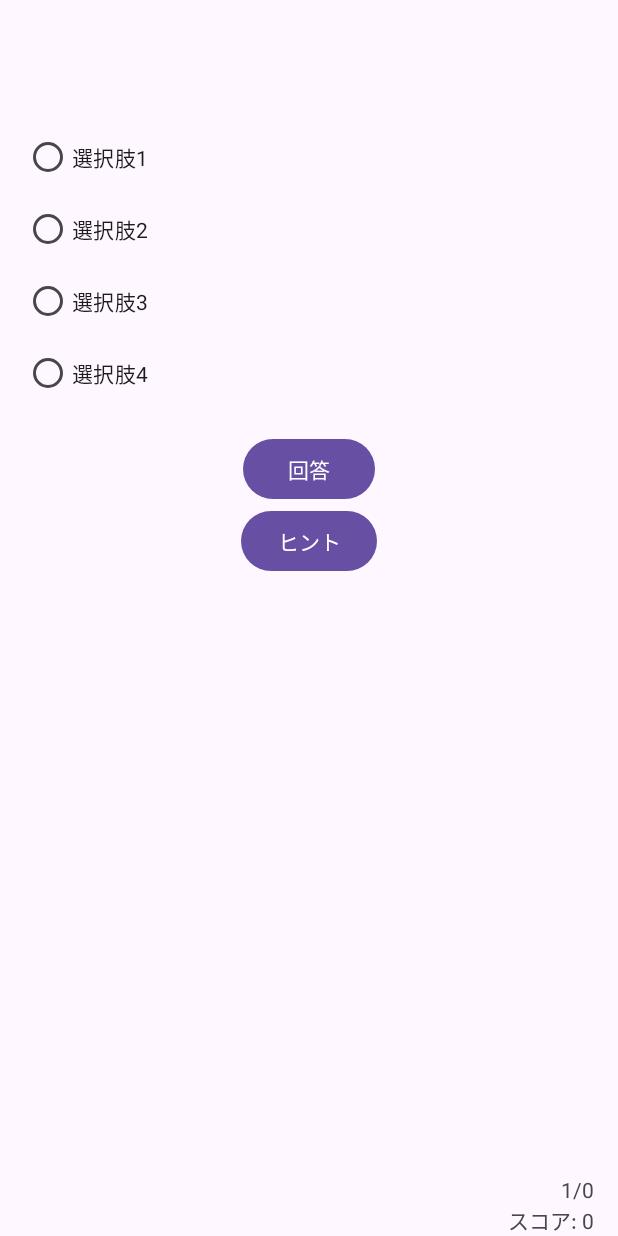
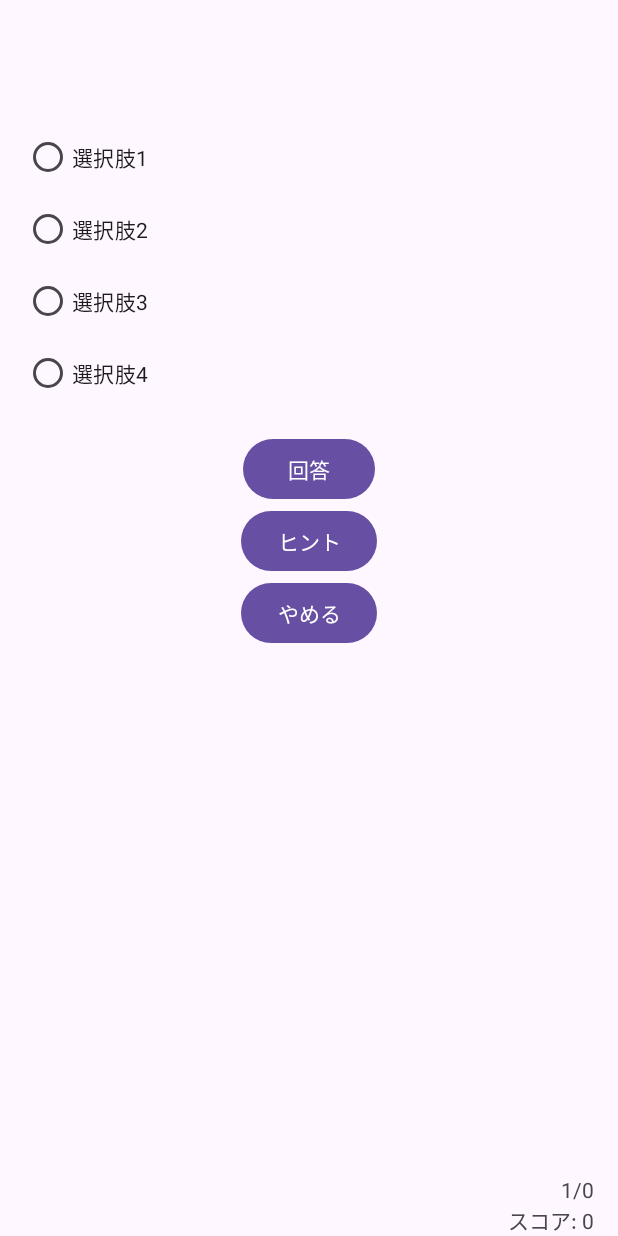
Before and after one commit to hide0119/GambareRentaro, an Android app built with Jetpack Compose: the MainActivity screen opened directly, with no data from a screen before it, on a phone screen of 412 x 824 dp. Run offline under Robolectric (Android 15) with nearby library versions, the phone set to English and light mode, and no system bars; our stand-ins replace Room's generated code; pictures from the network do not load.

Commit message:
やめるボタンを追加。

```diff
--- a/app/src/main/java/com/example/gambarerentaro/MainActivity.kt
+++ b/app/src/main/java/com/example/gambarerentaro/MainActivity.kt
@@ -41,6 +41,7 @@ class MainActivity : AppCompatActivity() {
     private lateinit var tvQuestion: TextView
     private lateinit var rgChoices: RadioGroup
     private lateinit var btnAnswer: Button
+    private lateinit var btnQuit: Button
     private lateinit var tvScore: TextView
 
     private var currentQuestionIndex = 0
@@ -69,6 +70,7 @@ class MainActivity : AppCompatActivity() {
         tvQuestion = findViewById(R.id.tv_question)
         rgChoices = findViewById(R.id.rg_choices)
         btnAnswer = findViewById(R.id.btn_answer)
+        btnQuit = findViewById(R.id.btn_quit)
         tvScore = findViewById(R.id.tv_score)
         imageView = findViewById(R.id.iv_question_image)
 
@@ -113,6 +115,20 @@ class MainActivity : AppCompatActivity() {
                     showQuestion()
                 }
             }
+        }
+        btnQuit.setOnClickListener {
+            // 残り問題を不正解として扱う
+            val remainingQuestions = questions.size - (currentQuestionIndex + 1)
+
+            // スコアを更新 (全問不正解で更新)
+            correctAnswers += 0
+
+            // 結果画面へ遷移
+            val intent = Intent(this, ResultActivity::class.java)
+            intent.putExtra("TOTAL_SCORE", correctAnswers)
+            intent.putExtra("TOTAL_QUESTION", questions.size)
+            startActivity(intent)
+            finish() // 現在のActivityを終了
         }
 
         val webView = findViewById<WebView>(R.id.webView)
--- a/app/src/main/res/layout/activity_main.xml
+++ b/app/src/main/res/layout/activity_main.xml
@@ -111,6 +111,15 @@
             app:layout_constraintStart_toStartOf="parent"
             app:layout_constraintTop_toBottomOf="@+id/webViewContainer" />
 
+        <Button
+            android:id="@+id/btn_quit"
+            android:layout_width="wrap_content"
+            android:layout_height="wrap_content"
+            android:text="やめる"
+            app:layout_constraintEnd_toEndOf="parent"
+            app:layout_constraintStart_toStartOf="parent"
+            app:layout_constraintTop_toBottomOf="@+id/hintButton" />
+
         <TextView
             android:id="@+id/tv_question_number"
             android:layout_width="wrap_content"
```
